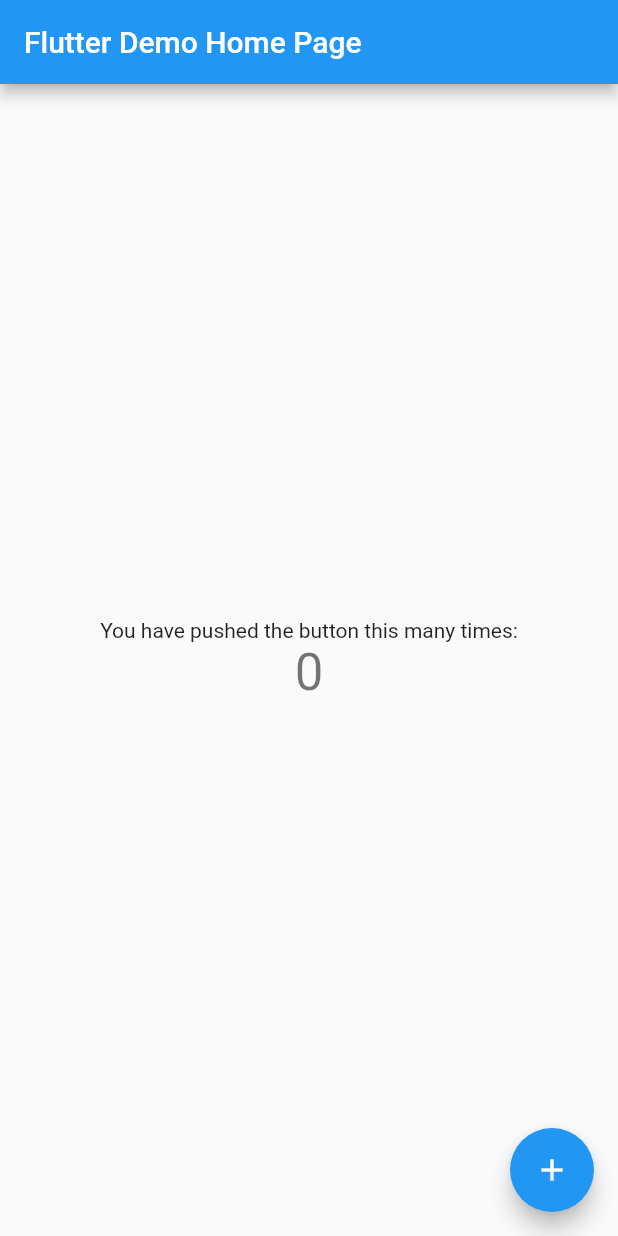
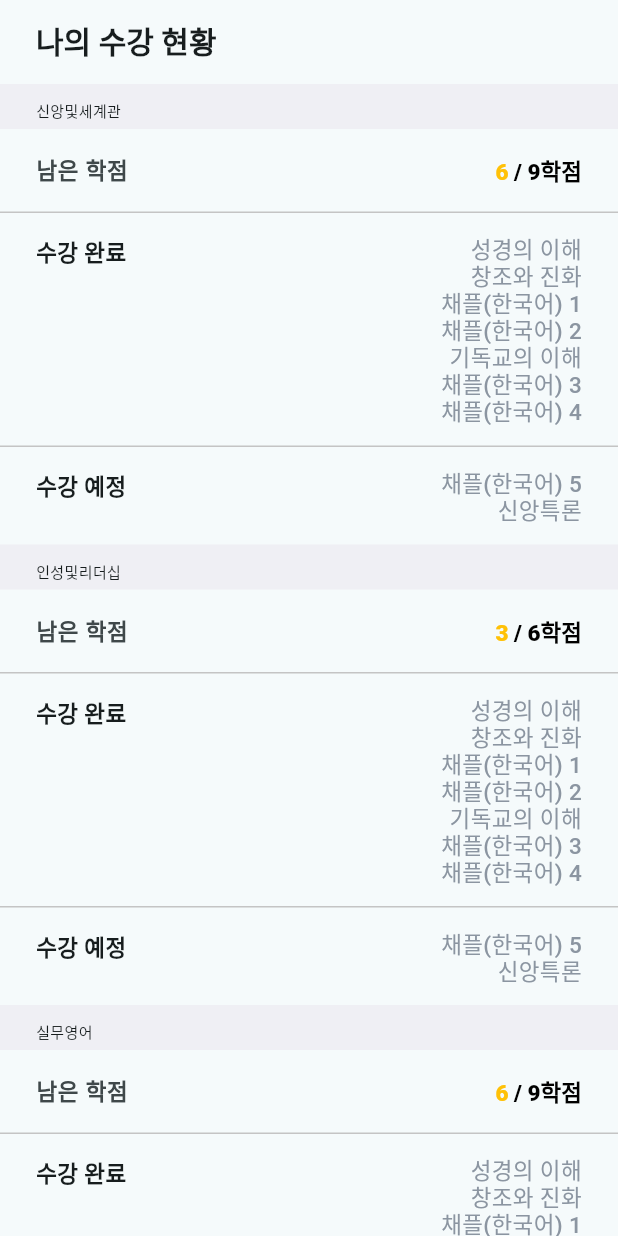
Before and after one commit to hanmo2000110/GraduationLion, a Flutter app: the screen it shows after launch, on a phone screen of 412 x 824 dp. Run offline on Flutter 3.47's test engine with Material 2 defaults, Android fonts, the phone set to English and light mode, and no system bars.

Commit message:
Home (졸업 요건 항목 별 세부 정보 보는) 화면 DB 제외 기본 틀 구현
Appbar에 User profile 아이콘, BottomNavigationBar 구현 전

```diff
--- /dev/null
+++ b/lib/home.dart
@@ -0,0 +1,286 @@
+import 'package:flutter/material.dart';
+
+class HomePage extends StatefulWidget {
+  const HomePage({super.key});
+
+  @override
+  State<HomePage> createState() => HomePageState();
+}
+
+class HomePageState extends State<HomePage> {
+  List<String> cmplt = [
+    '성경의 이해',
+    '창조와 진화',
+    '채플(한국어) 1',
+    '채플(한국어) 2',
+    '기독교의 이해',
+    '채플(한국어) 3',
+    '채플(한국어) 4'
+  ];
+
+  List<String> notcmplt = ['채플(한국어) 5', '신앙특론'];
+
+  @override
+  Widget build(BuildContext context) {
+    return Scaffold(
+      appBar: AppBar(
+        forceMaterialTransparency: true,
+        backgroundColor: Colors.white,
+        title: const Padding(
+          padding: EdgeInsets.symmetric(horizontal: 8),
+          child: Text(
+            '나의 수강 현황',
+            style: TextStyle(
+              fontWeight: FontWeight.w800,
+              fontSize: 20,
+            ),
+          ),
+        ),
+        centerTitle: false,
+        elevation: 0.0,
+      ),
+      body: ListView(
+        children: [
+          Column(
+            mainAxisAlignment: MainAxisAlignment.start,
+            children: <Widget>[
+              // 신앙 및 세계관
+              categoryTitle('신앙및세계관'),
+              scoreInfo('남은 학점', 6, 9),
+              divider(),
+              takeCSinfo('수강 완료', cmplt),
+              divider(),
+              takeCSinfo('수강 예정', notcmplt),
+
+              // 인성 및 리더십
+              categoryTitle('인성및리더십'),
+              scoreInfo('남은 학점', 3, 6),
+              divider(),
+              takeCSinfo('수강 완료', cmplt),
+              divider(),
+              takeCSinfo('수강 예정', notcmplt),
+
+              // 실무 영어
+              categoryTitle('실무영어'),
+              scoreInfo('남은 학점', 6, 9),
+              divider(),
+              takeCSinfo('수강 완료', cmplt),
+              divider(),
+              takeCSinfo('수강 예정', notcmplt),
+
+              // 전문 교양
+              categoryTitle('전문교양'),
+              scoreInfo('남은 학점', 5, 5),
+              divider(),
+              takeCSinfo('수강 완료', cmplt),
+              divider(),
+              takeCSinfo('수강 예정', notcmplt),
+
+              // BSM
+              categoryTitle('BSM'),
+              scoreInfo('남은 학점', 8, 18),
+              divider(),
+              takeCSinfo('수강 완료', cmplt),
+              divider(),
+              takeCSinfo('수강 예정', notcmplt),
+
+              // ICT 융합 기초
+              categoryTitle('ICT융합기초'),
+              scoreInfo('남은 학점', 2, 2),
+              divider(),
+              takeCSinfo('수강 완료', cmplt),
+              divider(),
+              takeCSinfo('수강 예정', notcmplt),
+
+              // 자유선택 (교양)
+              categoryTitle('자유선택(교양)'),
+              scoreInfo('남은 학점', 6, 9),
+              divider(),
+              takeCSinfo('수강 완료', cmplt),
+              divider(),
+              takeCSinfo('수강 예정', notcmplt),
+
+              // 자유선택 (교양 또는 비교양)
+              categoryTitle('자유선택(교양또는비교양)'),
+              scoreInfo('남은 학점', 6, 12),
+              divider(),
+              takeCSinfo('수강 완료', cmplt),
+              divider(),
+              takeCSinfo('수강 예정', notcmplt),
+
+              // 전공 주제
+              categoryTitle('전공주제'),
+              scoreInfo('남은 학점', 35, 60),
+              divider(),
+              takeCSinfo('수강 완료', cmplt),
+              divider(),
+              takeCSinfo('수강 예정', notcmplt),
+
+              // P/F 과목 총 이수학점
+              categoryTitle('P/F과목 총이수학점'),
+              scoreInfo('남은 학점', 16, 39),
+              divider(),
+              takeCSinfo('수강 완료', cmplt),
+              divider(),
+              takeCSinfo('수강 예정', notcmplt),
+
+              // 총 취득학점
+              categoryTitle('총 취득학점'),
+              scoreInfo('취득 학점', 88, 130),
+
+              // 평점 평균
+              categoryTitle('평점 평균'),
+              scoreInfo('평점 평균', 39, 45),
+
+              // 영어강의 과목 이수
+              categoryTitle('영어강의 과목이수'),
+              scoreInfo('전공 영어', 12, 21),
+              divider(),
+              takeCSinfo('전공 수강 완료', cmplt),
+              divider(),
+              takeCSinfo('전공 수강 예정', notcmplt),
+              divider(),
+              scoreInfo('교양 영어', 3, 6),
+              divider(),
+              takeCSinfo('교양 수강 완료', cmplt),
+              divider(),
+              takeCSinfo('교양 수강 예정', notcmplt),
+              divider(),
+              scoreInfo('자유 영어', 0, 3),
+              divider(),
+              takeCSinfo('자유 수강 완료', cmplt),
+              divider(),
+              takeCSinfo('자유 수강 예정', notcmplt),
+
+              // 졸업영어시험 제출 여부
+              categoryTitle('졸업영어시험 제출 여부'),
+              showCond('졸업영어시험 제출', '합격'),
+
+              // 학부 추가 졸업 요건
+              categoryTitle('학부추가졸업요건'),
+              showCond('학부 추가 졸업 요건', '불합격'),
+
+              // 공학인증 최종 졸업판정
+              categoryTitle('공학인증 최종 졸업판정'),
+              showCond('졸업 판정', '졸업 불가능'),
+            ],
+          ),
+        ],
+      ),
+    );
+  }
+}
+
+Widget categoryTitle(String title) {
+  // 졸업 요건 항목 카테고리
+  return Stack(
+    alignment: AlignmentDirectional.bottomStart,
+    children: [
+      Container(
+        height: 30,
+        color: const Color(0xFFEFEFF4),
+      ),
+      Padding(
+        padding: const EdgeInsets.only(left: 24, bottom: 5),
+        child: Text(title, style: const TextStyle(fontSize: 10)),
+      ),
+    ],
+  );
+}
+
+Widget divider() {
+  return const Divider(
+    thickness: 1,
+    color: Color(0xffC4C4C4),
+    height: 0,
+  );
+}
+
+Widget scoreInfo(String type, int left, int full) {
+  return ListTile(
+    contentPadding: const EdgeInsets.symmetric(horizontal: 24),
+    leading: Text(
+      type,
+      style: const TextStyle(fontWeight: FontWeight.w800, fontSize: 15),
+    ),
+    trailing: RichText(
+        text: TextSpan(children: [
+      TextSpan(
+        text: '$left ',
+        style: const TextStyle(
+            fontWeight: FontWeight.w800,
+            fontSize: 15,
+            color: Color(0xffFFC107)),
+      ),
+      TextSpan(
+        text: '/ $full학점',
+        style: const TextStyle(
+            fontWeight: FontWeight.w800, fontSize: 15, color: Colors.black),
+      ),
+    ])),
+  );
+}
+
+Widget takeCSinfo(String cond, List cslist) {
+  // 수강 완료, 예정 강의 목록
+
+  var showList = cslist.join("\n");
+
+  return Container(
+    padding: const EdgeInsets.symmetric(horizontal: 24, vertical: 15),
+    child: Row(
+      crossAxisAlignment: CrossAxisAlignment.start,
+      mainAxisAlignment: MainAxisAlignment.spaceBetween,
+      children: [
+        Text(
+          cond,
+          style: const TextStyle(fontWeight: FontWeight.w800, fontSize: 15),
+        ),
+        Text(
+          showList,
+          textAlign: TextAlign.end,
+          style: const TextStyle(
+              fontWeight: FontWeight.w500,
+              fontSize: 15,
+              color: Color(0xff8B95A1),
+              height: 1.1),
+        ),
+      ],
+    ),
+  );
+}
+
+Widget showCond(String type, String cond) {
+  // 합격/불합격 여부
+
+  Color color;
+
+  if (cond == '합격') {
+    color = const Color(0xff00579C);
+  } else {
+    color = const Color(0xffFFC107);
+  }
+
+  return Container(
+    padding: const EdgeInsets.symmetric(horizontal: 24, vertical: 15),
+    child: Row(
+      crossAxisAlignment: CrossAxisAlignment.start,
+      mainAxisAlignment: MainAxisAlignment.spaceBetween,
+      children: [
+        Text(
+          type,
+          style: const TextStyle(fontWeight: FontWeight.w800, fontSize: 15),
+        ),
+        Text(
+          cond,
+          textAlign: TextAlign.end,
+          style: TextStyle(
+              fontWeight: FontWeight.w800,
+              fontSize: 15,
+              color: color,
+              height: 1.1),
+        ),
+      ],
+    ),
+  );
+}
--- a/lib/main.dart
+++ b/lib/main.dart
@@ -1,4 +1,5 @@
 import 'package:flutter/material.dart';
+import 'home.dart';
 
 void main() {
   runApp(const MyApp());
@@ -7,109 +8,16 @@
 class MyApp extends StatelessWidget {
   const MyApp({super.key});
 
-  // This widget is the root of your application.
   @override
   Widget build(BuildContext context) {
     return MaterialApp(
-      title: 'Flutter Demo',
+      debugShowCheckedModeBanner: false,
+      title: 'MyUIBuilding',
       theme: ThemeData(
-        // This is the theme of your application.
-        //
-        // Try running your application with "flutter run". You'll see the
-        // application has a blue toolbar. Then, without quitting the app, try
-        // changing the primarySwatch below to Colors.green and then invoke
-        // "hot reload" (press "r" in the console where you ran "flutter run",
-        // or simply save your changes to "hot reload" in a Flutter IDE).
-        // Notice that the counter didn't reset back to zero; the application
-        // is not restarted.
-        primarySwatch: Colors.blue,
+        colorScheme: ColorScheme.fromSeed(seedColor: Colors.white),
+        useMaterial3: true,
       ),
-      home: const MyHomePage(title: 'Flutter Demo Home Page'),
+      home: const HomePage(),
     );
   }
 }
-
-class MyHomePage extends StatefulWidget {
-  const MyHomePage({super.key, required this.title});
-
-  // This widget is the home page of your application. It is stateful, meaning
-  // that it has a State object (defined below) that contains fields that affect
-  // how it looks.
-
-  // This class is the configuration for the state. It holds the values (in this
-  // case the title) provided by the parent (in this case the App widget) and
-  // used by the build method of the State. Fields in a Widget subclass are
-  // always marked "final".
-
-  final String title;
-
-  @override
-  State<MyHomePage> createState() => _MyHomePageState();
-}
-
-class _MyHomePageState extends State<MyHomePage> {
-  int _counter = 0;
-
-  void _incrementCounter() {
-    setState(() {
-      // This call to setState tells the Flutter framework that something has
-      // changed in this State, which causes it to rerun the build method below
-      // so that the display can reflect the updated values. If we changed
-      // _counter without calling setState(), then the build method would not be
-      // called again, and so nothing would appear to happen.
-      _counter++;
-    });
-  }
-
-  @override
-  Widget build(BuildContext context) {
-    // This method is rerun every time setState is called, for instance as done
-    // by the _incrementCounter method above.
-    //
-    // The Flutter framework has been optimized to make rerunning build methods
-    // fast, so that you can just rebuild anything that needs updating rather
-    // than having to individually change instances of widgets.
-    return Scaffold(
-      appBar: AppBar(
-        // Here we take the value from the MyHomePage object that was created by
-        // the App.build method, and use it to set our appbar title.
-        title: Text(widget.title),
-      ),
-      body: Center(
-        // Center is a layout widget. It takes a single child and positions it
-        // in the middle of the parent.
-        child: Column(
-          // Column is also a layout widget. It takes a list of children and
-          // arranges them vertically. By default, it sizes itself to fit its
-          // children horizontally, and tries to be as tall as its parent.
-          //
-          // Invoke "debug painting" (press "p" in the console, choose the
-          // "Toggle Debug Paint" action from the Flutter Inspector in Android
-          // Studio, or the "Toggle Debug Paint" command in Visual Studio Code)
-          // to see the wireframe for each widget.
-          //
-          // Column has various properties to control how it sizes itself and
-          // how it positions its children. Here we use mainAxisAlignment to
-          // center the children vertically; the main axis here is the vertical
-          // axis because Columns are vertical (the cross axis would be
-          // horizontal).
-          mainAxisAlignment: MainAxisAlignment.center,
-          children: <Widget>[
-            const Text(
-              'You have pushed the button this many times:',
-            ),
-            Text(
-              '$_counter',
-              style: Theme.of(context).textTheme.headline4,
-            ),
-          ],
-        ),
-      ),
-      floatingActionButton: FloatingActionButton(
-        onPressed: _incrementCounter,
-        tooltip: 'Increment',
-        child: const Icon(Icons.add),
-      ), // This trailing comma makes auto-formatting nicer for build methods.
-    );
-  }
-}
```
Also changed, not shown: pubspec.lock, 1 other file.
